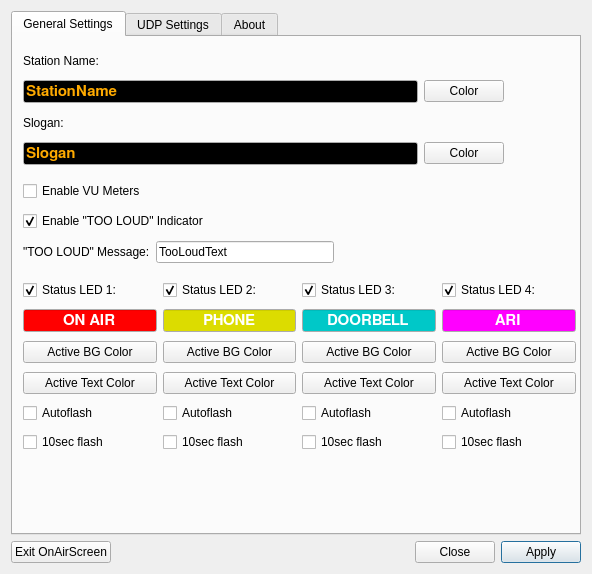
Above: settings.ui from saschaludwig/OnAirScreen before the change. Below: the same form after it.
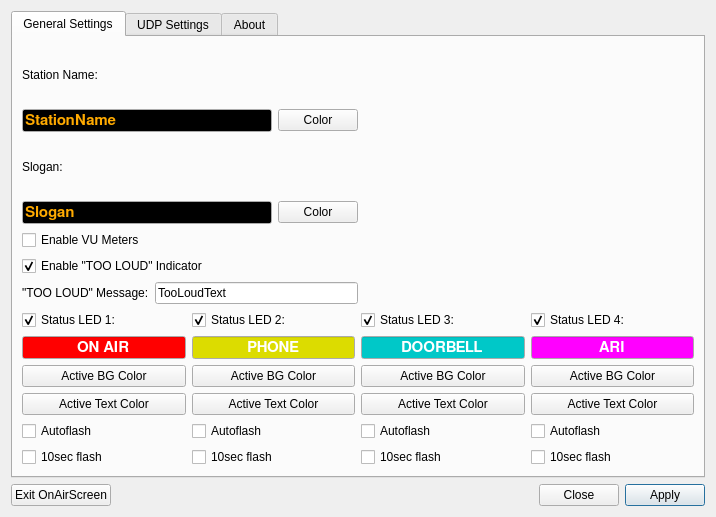
That is the form after the change.

Commit message: added color button functions for slogan and station, changed layout of settings dialog

Patch:
```diff
--- a/settings.ui
+++ b/settings.ui
@@ -6,8 +6,8 @@
    <rect>
     <x>0</x>
     <y>0</y>
-    <width>592</width>
-    <height>574</height>
+    <width>716</width>
+    <height>517</height>
    </rect>
   </property>
   <property name="windowTitle">
@@ -79,18 +79,10 @@
       <attribute name="title">
        <string>General Settings</string>
       </attribute>
-      <widget class="QWidget" name="layoutWidget">
-       <property name="enabled">
-        <bool>true</bool>
-       </property>
-       <property name="geometry">
-        <rect>
-         <x>10</x>
-         <y>10</y>
-         <width>481</width>
-         <height>118</height>
-        </rect>
-       </property>
+      <layout class="QGridLayout" name="gridLayout_3">
+       <item row="0" column="0">
+        <layout class="QHBoxLayout" name="horizontalLayout_7">
+         <item>
        <layout class="QVBoxLayout" name="verticalLayout_3">
         <item>
          <layout class="QVBoxLayout" name="verticalLayout">
@@ -331,19 +323,25 @@
          </layout>
         </item>
        </layout>
-      </widget>
-      <widget class="QWidget" name="layoutWidget">
-       <property name="enabled">
-        <bool>true</bool>
-       </property>
-       <property name="geometry">
-        <rect>
-         <x>10</x>
-         <y>140</y>
-         <width>311</width>
-         <height>91</height>
-        </rect>
-       </property>
+         </item>
+         <item>
+          <spacer name="horizontalSpacer_3">
+           <property name="orientation">
+            <enum>Qt::Horizontal</enum>
+           </property>
+           <property name="sizeHint" stdset="0">
+            <size>
+             <width>40</width>
+             <height>20</height>
+            </size>
+           </property>
+          </spacer>
+         </item>
+        </layout>
+       </item>
+       <item row="1" column="0">
+        <layout class="QHBoxLayout" name="horizontalLayout_8">
+         <item>
        <layout class="QVBoxLayout" name="verticalLayout_4">
         <item>
          <widget class="QCheckBox" name="checkBox_VU">
@@ -405,19 +403,23 @@
          </layout>
         </item>
        </layout>
-      </widget>
-      <widget class="QWidget" name="layoutWidget">
-       <property name="enabled">
-        <bool>true</bool>
-       </property>
-       <property name="geometry">
-        <rect>
-         <x>10</x>
-         <y>240</y>
-         <width>553</width>
-         <height>184</height>
-        </rect>
-       </property>
+         </item>
+         <item>
+          <spacer name="horizontalSpacer_4">
+           <property name="orientation">
+            <enum>Qt::Horizontal</enum>
+           </property>
+           <property name="sizeHint" stdset="0">
+            <size>
+             <width>40</width>
+             <height>20</height>
+            </size>
+           </property>
+          </spacer>
+         </item>
+        </layout>
+       </item>
+       <item row="2" column="0">
        <layout class="QHBoxLayout" name="horizontalLayout_5">
         <item>
          <layout class="QVBoxLayout" name="verticalLayout_5">
@@ -1012,7 +1014,8 @@
          </layout>
         </item>
        </layout>
-      </widget>
+       </item>
+      </layout>
      </widget>
      <widget class="QWidget" name="tab">
       <attribute name="title">
```
Left out of the diff: 217 changed lines with no effect on the pictures. Lines whose indentation alone changed are shown as unchanged. The commit also changes 1 other file.
